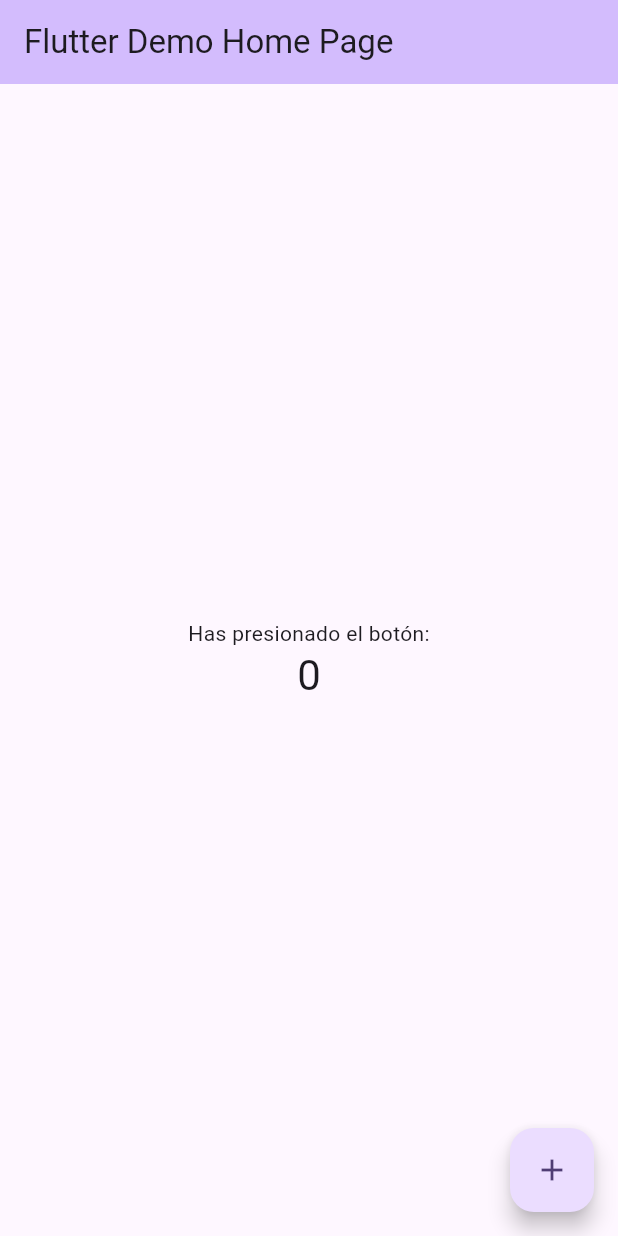
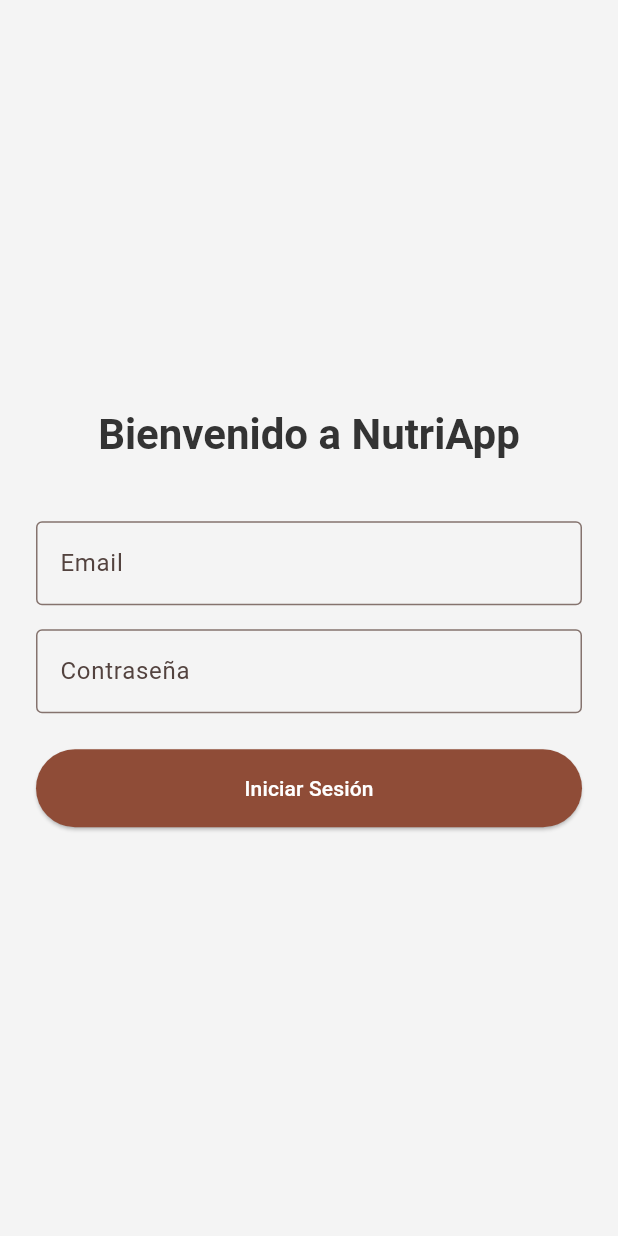
Before and after one commit to JuniorSD6650/NutriApp, a Flutter app: the screen it shows after launch, on a phone screen of 412 x 824 dp. Run offline on Flutter 3.47's test engine with Material 3 defaults, Android fonts, the phone set to English and light mode, and no system bars; our stand-ins replace flutter_secure_storage.

Commit message:
Feat: Se refactorizó la estructura de la aplicación y se añadieron servicios de autenticación.
- Se actualizó la versión del NDK de Android en build.gradle.kts.
- Se convirtió MyApp en un StatefulWidget y se implementó la funcionalidad de inicio de sesión automático.

- Se añadió ApiService para gestionar las solicitudes de la API y AuthService para gestionar el estado de autenticación.

- Se integró Flutter Secure Storage para la gestión de tokens.

- Se implementaron LoginScreen y HomeScreen con un proveedor para la gestión del estado.

- Se añadieron AppTheme y AppColors personalizados para un estilo consistente.

- Se registraron los plugins necesarios para la selección de archivos y el almacenamiento seguro en Linux y Windows.

- Se actualizó pubspec.yaml con nuevas dependencias, incluyendo http, flutter_secure_storage y go_router.

```diff
--- /dev/null
+++ b/fe_nutriapp/lib/core/services/auth_service.dart
@@ -0,0 +1,56 @@
+// lib/core/services/auth_service.dart
+import 'package:flutter/material.dart';
+import 'package:flutter_secure_storage/flutter_secure_storage.dart';
+import 'package:fe_nutriapp/core/services/api_service.dart';
+
+class AuthService with ChangeNotifier {
+  final ApiService _apiService;
+  final _storage = const FlutterSecureStorage();
+
+  String? _token;
+  bool _isLoggedIn = false;
+
+  bool get isLoggedIn => _isLoggedIn;
+  String? get token => _token;
+
+  AuthService(this._apiService);
+
+  // Intenta cargar el token al iniciar la app
+  Future<void> tryAutoLogin() async {
+    _token = await _storage.read(key: 'jwt_token');
+    if (_token != null) {
+      _isLoggedIn = true;
+      _apiService.setToken(_token); // Configura el token en el ApiService
+      notifyListeners(); // Avisa a la UI que estamos logueados
+    }
+  }
+
+  Future<void> login(String email, String password) async {
+    try {
+      print('AuthService: llamando a ApiService.login');
+      final response = await _apiService.login(email, password);
+      print('AuthService: respuesta de login: $response');
+      _token = response['access_token'];
+
+      await _storage.write(key: 'jwt_token', value: _token);
+      print('AuthService: token guardado en storage');
+      _apiService.setToken(_token);
+      _isLoggedIn = true;
+
+      notifyListeners(); // Avisa a la UI que el login fue exitoso
+      print('AuthService: notifyListeners llamado');
+    } catch (e) {
+      print('AuthService: error en login: $e');
+      rethrow;
+    }
+  }
+
+  Future<void> logout() async {
+    _token = null;
+    _isLoggedIn = false;
+    await _storage.delete(key: 'jwt_token');
+    _apiService.setToken(null);
+
+    notifyListeners(); // Avisa a la UI que cerramos sesión
+  }
+}
--- /dev/null
+++ b/fe_nutriapp/lib/core/theme/app_colors.dart
@@ -0,0 +1,26 @@
+// lib/core/theme/app_colors.dart
+import 'package:flutter/material.dart';
+
+class AppColors {
+  // --- Colores Principales (Basados en 'SnapCalorie') ---
+
+  // Naranja vibrante para botones, logo y elementos activos
+  static const Color primary = Color(0xFFFF7043); // Un tono de Naranja/Coral
+
+  // Color de fondo de la app (un gris muy claro)
+  static const Color background = Color(0xFFF4F4F4);
+
+  // Color para las tarjetas o secciones (blanco)
+  static const Color surface = Colors.white;
+
+  // --- Colores de Texto y Secundarios ---
+
+  // Para títulos y texto principal
+  static const Color textPrimary = Color(0xFF333333);
+
+  // Para sub-títulos e iconos inactivos
+  static const Color textSecondary = Color(0xFF8A8A8D);
+
+  // Color para bordes o divisores
+  static const Color border = Color(0xFFE0E0E0);
+}
--- /dev/null
+++ b/fe_nutriapp/lib/core/theme/app_theme.dart
@@ -0,0 +1,70 @@
+// lib/core/theme/app_theme.dart
+import 'package:flutter/material.dart';
+import 'package:fe_nutriapp/core/theme/app_colors.dart'; // Importa tus colores
+
+class AppTheme {
+
+  static final ThemeData lightTheme = ThemeData(
+    // 1. Esquema de Color General
+    colorScheme: ColorScheme.fromSeed(
+      seedColor: AppColors.primary,
+      background: AppColors.background,
+      surface: AppColors.surface,
+    ),
+
+    // 2. Color de Fondo
+    scaffoldBackgroundColor: AppColors.background,
+
+    // 3. Tema de la Barra Superior (AppBar)
+    appBarTheme: const AppBarTheme(
+      backgroundColor: AppColors.surface, // Fondo blanco
+      elevation: 0, // Sin sombra
+      centerTitle: false,
+      titleTextStyle: TextStyle(
+        color: AppColors.primary, // Título en naranja
+        fontSize: 24,
+        fontWeight: FontWeight.bold,
+      ),
+      iconTheme: IconThemeData(
+        color: AppColors.textPrimary, // Iconos en gris oscuro
+      ),
+    ),
+
+    // 4. Tema del Botón Flotante (El botón "+")
+    floatingActionButtonTheme: const FloatingActionButtonThemeData(
+      backgroundColor: AppColors.primary,
+      foregroundColor: Colors.white, // Icono de "+" en blanco
+      elevation: 4,
+    ),
+
+    // 5. Tema de la Barra de Navegación Inferior (Pestañas)
+    bottomNavigationBarTheme: const BottomNavigationBarThemeData(
+      backgroundColor: AppColors.surface,
+      selectedItemColor: AppColors.primary, // Icono activo en naranja
+      unselectedItemColor: AppColors.textSecondary, // Icono inactivo en gris
+      showUnselectedLabels: true, // Muestra el texto de iconos inactivos
+      elevation: 8,
+    ),
+
+    // 6. Tema de Texto por defecto
+    textTheme: const TextTheme(
+      // Para títulos grandes (ej. "Dashboard")
+      headlineLarge: TextStyle(
+        color: AppColors.textPrimary,
+        fontSize: 28,
+        fontWeight: FontWeight.bold,
+      ),
+      // Para sub-secciones (ej. "Calories")
+      titleMedium: TextStyle(
+        color: AppColors.textPrimary,
+        fontSize: 18,
+        fontWeight: FontWeight.w600,
+      ),
+      // Texto de cuerpo normal
+      bodyMedium: TextStyle(
+        color: AppColors.textSecondary,
+        fontSize: 14,
+      ),
+    ),
+  );
+}
--- /dev/null
+++ b/fe_nutriapp/lib/features/auth/login_screen.dart
@@ -0,0 +1,105 @@
+// lib/features/auth/login_screen.dart
+import 'package:flutter/material.dart';
+import 'package:provider/provider.dart';
+import 'package:fe_nutriapp/core/services/auth_service.dart';
+
+class LoginScreen extends StatefulWidget {
+  const LoginScreen({super.key});
+
+  @override
+  State<LoginScreen> createState() => _LoginScreenState();
+}
+
+class _LoginScreenState extends State<LoginScreen> {
+  final _emailController = TextEditingController();
+  final _passwordController = TextEditingController();
+  bool _isLoading = false;
+  String? _errorMessage;
+
+  Future<void> _submitLogin() async {
+    setState(() {
+      _isLoading = true;
+      _errorMessage = null;
+    });
+
+    print('Intentando login con: ${_emailController.text}');
+    try {
+      // Llama al AuthService (que a su vez llama al ApiService)
+      await context.read<AuthService>().login(
+            _emailController.text,
+            _passwordController.text,
+          );
+      print('Login exitoso');
+      // Si llega aquí, el login fue exitoso y el 'Provider'
+      // se encargará de movernos a la pantalla de Home.
+    } catch (e) {
+      print('Error en login: $e');
+      setState(() {
+        _errorMessage = e.toString();
+        _isLoading = false;
+      });
+    }
+    // Si el login fue exitoso, _isLoading se apaga cuando el estado global cambia y la pantalla cambia.
+    // Si falla, ya se apaga arriba.
+  }
+
+  @override
+  Widget build(BuildContext context) {
+    return Scaffold(
+      body: Padding(
+        padding: const EdgeInsets.all(24.0),
+        child: Column(
+          mainAxisAlignment: MainAxisAlignment.center,
+          crossAxisAlignment: CrossAxisAlignment.stretch,
+          children: [
+            Text(
+              'Bienvenido a NutriApp',
+              textAlign: TextAlign.center,
+              style: Theme.of(context).textTheme.headlineLarge,
+            ),
+            const SizedBox(height: 40),
+            TextField(
+              controller: _emailController,
+              keyboardType: TextInputType.emailAddress,
+              decoration: const InputDecoration(
+                labelText: 'Email',
+                border: OutlineInputBorder(),
+              ),
+            ),
+            const SizedBox(height: 16),
+            TextField(
+              controller: _passwordController,
+              obscureText: true,
+              decoration: const InputDecoration(
+                labelText: 'Contraseña',
+                border: OutlineInputBorder(),
+              ),
+            ),
+            const SizedBox(height: 24),
+            if (_isLoading)
+              const Center(child: CircularProgressIndicator())
+            else
+              ElevatedButton(
+                onPressed: _submitLogin,
+                style: ElevatedButton.styleFrom(
+                  padding: const EdgeInsets.symmetric(vertical: 16),
+                  backgroundColor: Theme.of(context).colorScheme.primary,
+                  foregroundColor: Colors.white,
+                ),
+                child: const Text('Iniciar Sesión'),
+              ),
+            if (_errorMessage != null)
+              Padding(
+                padding: const EdgeInsets.only(top: 16),
+                child: Text(
+                  _errorMessage!,
+                  textAlign: TextAlign.center,
+                  style: const TextStyle(color: Colors.red),
+                ),
+              ),
+          ],
+        ),
+      ),
+    );
+  }
+}
--- a/fe_nutriapp/lib/main.dart
+++ b/fe_nutriapp/lib/main.dart
@@ -1,122 +1,84 @@
+// lib/main.dart
 import 'package:flutter/material.dart';
+import 'package:provider/provider.dart';
+import 'package:fe_nutriapp/core/theme/app_theme.dart';
+import 'package:fe_nutriapp/core/services/api_service.dart';
+import 'package:fe_nutriapp/core/services/auth_service.dart';
+import 'package:fe_nutriapp/features/auth/login_screen.dart';
+import 'package:fe_nutriapp/features/dashboard/home_screen.dart';
 
 void main() {
-  runApp(const MyApp());
+  final apiService = ApiService();
+
+  runApp(
+    MultiProvider(
+      providers: [
+        Provider<ApiService>(
+          create: (_) => apiService,
+        ),
+        ChangeNotifierProvider<AuthService>(
+          create: (context) => AuthService(context.read<ApiService>()),
+        ),
+      ],
+      child: const MyApp(), // El widget MyApp sigue aquí
+    ),
+  );
 }
 
-class MyApp extends StatelessWidget {
+// 1. CONVERTIR MyApp A UN StatefulWidget
+class MyApp extends StatefulWidget {
   const MyApp({super.key});
 
-  // This widget is the root of your application.
   @override
-  Widget build(BuildContext context) {
-    return MaterialApp(
-      title: 'Flutter Demo',
-      theme: ThemeData(
-        // This is the theme of your application.
-        //
-        // TRY THIS: Try running your application with "flutter run". You'll see
-        // the application has a purple toolbar. Then, without quitting the app,
-        // try changing the seedColor in the colorScheme below to Colors.green
-        // and then invoke "hot reload" (save your changes or press the "hot
-        // reload" button in a Flutter-supported IDE, or press "r" if you used
-        // the command line to start the app).
-        //
-        // Notice that the counter didn't reset back to zero; the application
-        // state is not lost during the reload. To reset the state, use hot
-        // restart instead.
-        //
-        // This works for code too, not just values: Most code changes can be
-        // tested with just a hot reload.
-        colorScheme: ColorScheme.fromSeed(seedColor: Colors.deepPurple),
-      ),
-      home: const MyHomePage(title: 'Flutter Demo Home Page'),
-    );
-  }
+  State<MyApp> createState() => _MyAppState();
 }
 
-class MyHomePage extends StatefulWidget {
-  const MyHomePage({super.key, required this.title});
+// 2. CREAR EL ESTADO
+class _MyAppState extends State<MyApp> {
 
-  // This widget is the home page of your application. It is stateful, meaning
-  // that it has a State object (defined below) that contains fields that affect
-  // how it looks.
-
-  // This class is the configuration for the state. It holds the values (in this
-  // case the title) provided by the parent (in this case the App widget) and
-  // used by the build method of the State. Fields in a Widget subclass are
-  // always marked "final".
-
-  final String title;
+  // 3. DEFINIR UNA VARIABLE PARA GUARDAR EL FUTURE
+  late Future<void> _tryAutoLoginFuture;
 
   @override
-  State<MyHomePage> createState() => _MyHomePageState();
-}
-
-class _MyHomePageState extends State<MyHomePage> {
-  int _counter = 0;
-
-  void _incrementCounter() {
-    setState(() {
-      // This call to setState tells the Flutter framework that something has
-      // changed in this State, which causes it to rerun the build method below
-      // so that the display can reflect the updated values. If we changed
-      // _counter without calling setState(), then the build method would not be
-      // called again, and so nothing would appear to happen.
-      _counter++;
-    });
+  void initState() {
+    super.initState();
+    // 4. LLAMAR A LA FUNCIÓN UNA SOLA VEZ AQUÍ
+    _tryAutoLoginFuture = context.read<AuthService>().tryAutoLogin();
   }
 
   @override
   Widget build(BuildContext context) {
-    // This method is rerun every time setState is called, for instance as done
-    // by the _incrementCounter method above.
-    //
-    // The Flutter framework has been optimized to make rerunning build methods
-    // fast, so that you can just rebuild anything that needs updating rather
-    // than having to individually change instances of widgets.
-    return Scaffold(
-      appBar: AppBar(
-        // TRY THIS: Try changing the color here to a specific color (to
-        // Colors.amber, perhaps?) and trigger a hot reload to see the AppBar
-        // change color while the other colors stay the same.
-        backgroundColor: Theme.of(context).colorScheme.inversePrimary,
-        // Here we take the value from the MyHomePage object that was created by
-        // the App.build method, and use it to set our appbar title.
-        title: Text(widget.title),
+    return MaterialApp(
+      title: 'NutriApp',
+      debugShowCheckedModeBanner: false,
+      theme: AppTheme.lightTheme,
+      themeMode: ThemeMode.light,
+
+      // 5. USAR EL FUTUREBUILDER CON LA VARIABLE
+      home: FutureBuilder(
+        future: _tryAutoLoginFuture, // <-- Usa la variable (no llama a la función)
+        builder: (context, snapshot) {
+
+          // Mientras espera a que termine el tryAutoLogin...
+          if (snapshot.connectionState == ConnectionState.waiting) {
+            return const Scaffold(
+              body: Center(child: CircularProgressIndicator()),
+            );
+          }
+
+          // Una vez que termina, revisa el estado (isLoggedIn)
+          // Usamos Consumer para que se actualice si el estado cambia (ej. al hacer logout)
+          return Consumer<AuthService>(
+            builder: (context, authService, child) {
+              if (authService.isLoggedIn) {
+                return const HomeScreen();
+              } else {
+                return const LoginScreen();
+              }
+            },
+          );
+        },
       ),
-      body: Center(
-        // Center is a layout widget. It takes a single child and positions it
-        // in the middle of the parent.
-        child: Column(
-          // Column is also a layout widget. It takes a list of children and
-          // arranges them vertically. By default, it sizes itself to fit its
-          // children horizontally, and tries to be as tall as its parent.
-          //
-          // Column has various properties to control how it sizes itself and
-          // how it positions its children. Here we use mainAxisAlignment to
-          // center the children vertically; the main axis here is the vertical
-          // axis because Columns are vertical (the cross axis would be
-          // horizontal).
-          //
-          // TRY THIS: Invoke "debug painting" (choose the "Toggle Debug Paint"
-          // action in the IDE, or press "p" in the console), to see the
-          // wireframe for each widget.
-          mainAxisAlignment: MainAxisAlignment.center,
-          children: <Widget>[
-            const Text('Has presionado el botón:'),
-            Text(
-              '$_counter',
-              style: Theme.of(context).textTheme.headlineMedium,
-            ),
-          ],
-        ),
-      ),
-      floatingActionButton: FloatingActionButton(
-        onPressed: _incrementCounter,
-        tooltip: 'Increment',
-        child: const Icon(Icons.add),
-      ), // This trailing comma makes auto-formatting nicer for build methods.
     );
   }
 }
```
Also changed, not shown: fe_nutriapp/lib/core/services/api_service.dart (added, +68 -0 lines), fe_nutriapp/lib/features/dashboard/home_screen.dart (added, +29 -0 lines), fe_nutriapp/pubspec.yaml (+7 -0 lines), fe_nutriapp/pubspec.lock, 6 other files.
